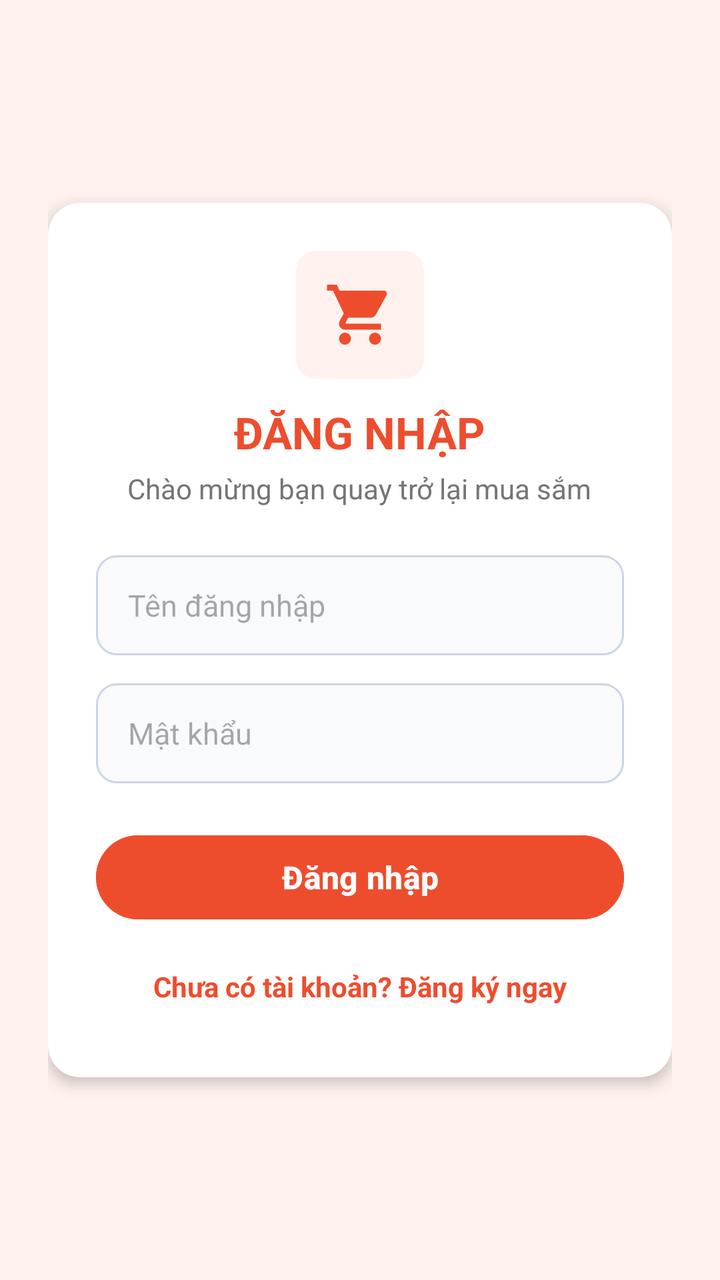
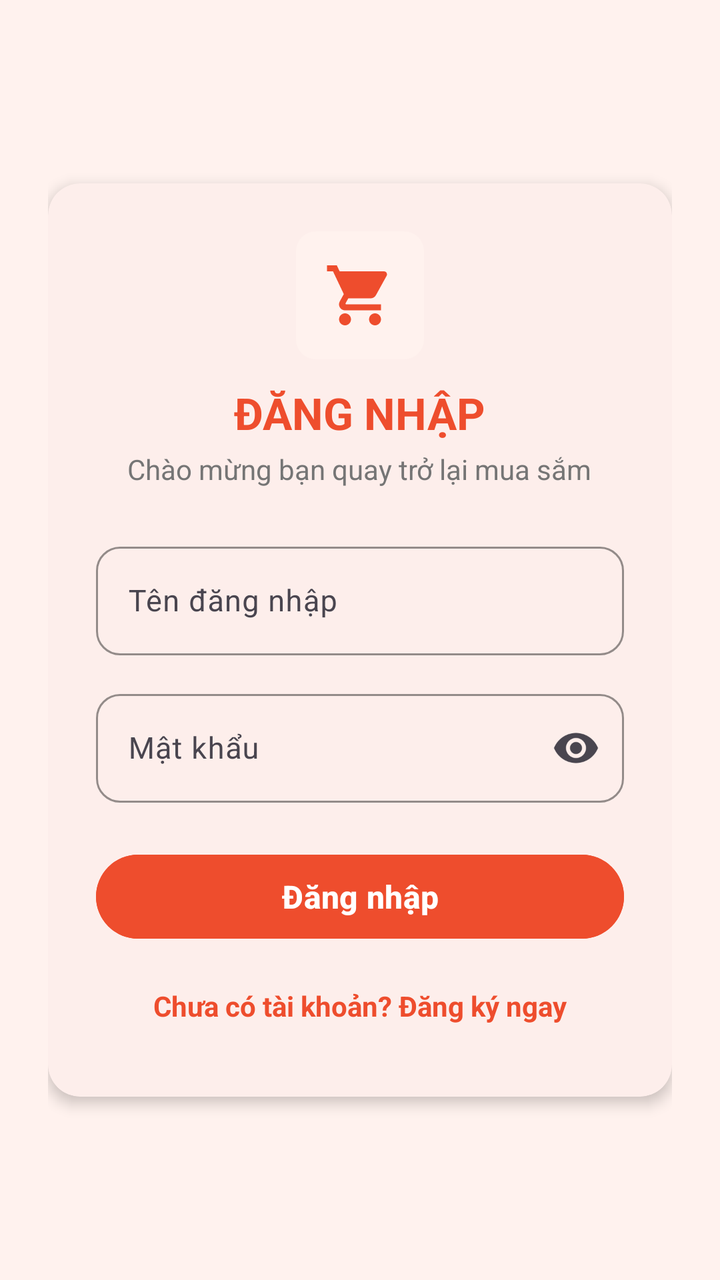

An Android layout rendered at two revisions. The XML below is the earlier revision; the diff shows what the commit changed to produce the second picture.
<!-- AndroidManifest.xml: application theme Theme.LoginPage -->
<!-- res/layout/activity_main.xml -->
<?xml version="1.0" encoding="utf-8"?>
<LinearLayout xmlns:android="http://schemas.android.com/apk/res/android"
    xmlns:app="http://schemas.android.com/apk/res-auto"
    xmlns:tools="http://schemas.android.com/tools"
    android:id="@+id/main"
    android:layout_width="match_parent"
    android:layout_height="match_parent"
    android:orientation="vertical"
    android:gravity="center"
    android:background="#FFF2EE"
    android:padding="24dp"
    tools:context=".MainActivity">

    
    <androidx.cardview.widget.CardView
        android:layout_width="match_parent"
        android:layout_height="wrap_content"
        app:cardCornerRadius="16dp"
        app:cardElevation="4dp"
        app:cardBackgroundColor="#FFFFFF">

        <LinearLayout
            android:layout_width="match_parent"
            android:layout_height="wrap_content"
            android:orientation="vertical"
            android:gravity="center_horizontal"
            android:padding="24dp">

            <ImageView
                android:layout_width="64dp"
                android:layout_height="64dp"
                android:background="@drawable/bg_icon_box"
                android:padding="14dp"
                android:src="@drawable/ic_cart_white"
                app:tint="#EE4D2D"
                android:layout_marginBottom="12dp" />

            <TextView
                android:layout_width="wrap_content"
                android:layout_height="wrap_content"
                android:text="ĐĂNG NHẬP"
                android:textSize="22sp"
                android:textStyle="bold"
                android:textColor="#EE4D2D" />

            <TextView
                android:layout_width="wrap_content"
                android:layout_height="wrap_content"
                android:text="Chào mừng bạn quay trở lại mua sắm"
                android:textSize="14sp"
                android:textColor="#757575"
                android:layout_marginTop="4dp"
                android:layout_marginBottom="24dp" />

            <EditText
                android:id="@+id/edtUsername"
                android:layout_width="match_parent"
                android:layout_height="50dp"
                android:background="@drawable/bg_input"
                android:hint="Tên đăng nhập"
                android:paddingHorizontal="16dp"
                android:inputType="text"
                android:textSize="15sp"
                android:layout_marginBottom="14dp" />

            <EditText
                android:id="@+id/edtPassword"
                android:layout_width="match_parent"
                android:layout_height="50dp"
                android:background="@drawable/bg_input"
                android:hint="Mật khẩu"
                android:paddingHorizontal="16dp"
                android:inputType="textPassword"
                android:textSize="15sp"
                android:layout_marginBottom="22dp" />

            <Button
                android:id="@+id/btnLogin"
                android:layout_width="match_parent"
                android:layout_height="50dp"
                android:text="Đăng nhập"
                android:textSize="16sp"
                android:textStyle="bold"
                android:textColor="#FFFFFF"
                android:backgroundTint="#EE4D2D" />

            <TextView
                android:id="@+id/tvGoRegister"
                android:layout_width="wrap_content"
                android:layout_height="wrap_content"
                android:text="Chưa có tài khoản? Đăng ký ngay"
                android:textColor="#EE4D2D"
                android:textStyle="bold"
                android:padding="12dp"
                android:layout_marginTop="8dp" />

        </LinearLayout>
    </androidx.cardview.widget.CardView>

</LinearLayout>
<!-- resources referenced by this layout -->
<resources>
  <!-- drawable bg_icon_box (drawable) -->
  <?xml version="1.0" encoding="utf-8"?>
  <shape xmlns:android="http://schemas.android.com/apk/res/android"
      android:shape="rectangle">
      <solid android:color="#FFF2EE" />
      <corners android:radius="10dp" />
  </shape>
  <!-- drawable bg_input (drawable) -->
  <?xml version="1.0" encoding="utf-8"?>
  <shape xmlns:android="http://schemas.android.com/apk/res/android"
      android:shape="rectangle">
      <solid android:color="#F8FAFC" />
      <stroke
          android:width="1dp"
          android:color="#CBD5E1" />
      <corners android:radius="10dp" />
  </shape>
  <!-- drawable ic_cart_white (drawable) -->
  <?xml version="1.0" encoding="utf-8"?>
  <vector xmlns:android="http://schemas.android.com/apk/res/android"
      android:width="24dp"
      android:height="24dp"
      android:viewportWidth="24"
      android:viewportHeight="24">
      <path
          android:fillColor="#FFFFFF"
          android:pathData="M7,18c-1.1,0 -1.99,0.9 -1.99,2S5.9,22 7,22s2,-0.9 2,-2 -0.9,-2 -2,-2zM1,2v2h2l3.6,7.59 -1.35,2.45c-0.16,0.28 -0.25,0.61 -0.25,0.96 0,1.1 0.9,2 2,2h12v-2H7.42c-0.14,0 -0.25,-0.11 -0.25,-0.25l0.03,-0.12 0.9,-1.63h7.45c0.75,0 1.41,-0.41 1.75,-1.03l3.58,-6.49c0.08,-0.14 0.12,-0.31 0.12,-0.48 0,-0.55 -0.45,-1 -1,-1H5.21l-0.94,-2H1zM17,18c-1.1,0 -1.99,0.9 -1.99,2s0.89,2 1.99,2 2,-0.9 2,-2 -0.9,-2 -2,-2z" />
  </vector>
  <style name="Theme.LoginPage" parent="Base.Theme.LoginPage" />
  <style name="Base.Theme.LoginPage" parent="Theme.Material3.DayNight.NoActionBar">
          
          
      </style>
</resources>

<!-- the commit's change to res/layout/activity_main.xml (unified diff, before → after) -->
@@ -7,17 +7,17 @@
     android:layout_height="match_parent"
     android:orientation="vertical"
     android:gravity="center"
-    android:background="#FFF2EE"
+    android:background="@color/shopee_orange_light"
     android:padding="24dp"
-    tools:context=".MainActivity">
+    tools:context=".ui.auth.MainActivity">
 
     
-    <androidx.cardview.widget.CardView
+    <com.google.android.material.card.MaterialCardView style="@style/AppCard"
         android:layout_width="match_parent"
         android:layout_height="wrap_content"
         app:cardCornerRadius="16dp"
         app:cardElevation="4dp"
-        app:cardBackgroundColor="#FFFFFF">
+        app:cardBackgroundColor="@color/white">
 
         <LinearLayout
             android:layout_width="match_parent"
@@ -32,7 +32,7 @@
                 android:background="@drawable/bg_icon_box"
                 android:padding="14dp"
                 android:src="@drawable/ic_cart_white"
-                app:tint="#EE4D2D"
+                app:tint="@color/shopee_orange"
                 android:layout_marginBottom="12dp" />
 
             <TextView
@@ -41,38 +41,53 @@
                 android:text="ĐĂNG NHẬP"
                 android:textSize="22sp"
                 android:textStyle="bold"
-                android:textColor="#EE4D2D" />
+                android:textColor="@color/shopee_orange" />
 
             <TextView
                 android:layout_width="wrap_content"
                 android:layout_height="wrap_content"
                 android:text="Chào mừng bạn quay trở lại mua sắm"
                 android:textSize="14sp"
-                android:textColor="#757575"
+                android:textColor="@color/text_secondary"
                 android:layout_marginTop="4dp"
                 android:layout_marginBottom="24dp" />
 
-            <EditText
-                android:id="@+id/edtUsername"
+            <com.google.android.material.textfield.TextInputLayout
+                android:id="@+id/usernameInputLayout"
+                style="@style/AuthTextInputLayout"
                 android:layout_width="match_parent"
-                android:layout_height="50dp"
-                android:background="@drawable/bg_input"
-                android:hint="Tên đăng nhập"
-                android:paddingHorizontal="16dp"
-                android:inputType="text"
-                android:textSize="15sp"
-                android:layout_marginBottom="14dp" />
+                android:layout_height="wrap_content"
+                android:layout_marginBottom="14dp"
+                android:hint="Tên đăng nhập">
 
-            <EditText
-                android:id="@+id/edtPassword"
+                <com.google.android.material.textfield.TextInputEditText
+                    android:id="@+id/edtUsername"
+                    android:layout_width="match_parent"
+                    android:layout_height="wrap_content"
+                    android:inputType="text"
+                    android:singleLine="true"
+                    android:textSize="15sp"
+                    android:autofillHints="username" />
+            </com.google.android.material.textfield.TextInputLayout>
+
+            <com.google.android.material.textfield.TextInputLayout
+                android:id="@+id/passwordInputLayout"
+                style="@style/AuthTextInputLayout"
                 android:layout_width="match_parent"
-                android:layout_height="50dp"
-                android:background="@drawable/bg_input"
+                android:layout_height="wrap_content"
+                android:layout_marginBottom="22dp"
                 android:hint="Mật khẩu"
-                android:paddingHorizontal="16dp"
-                android:inputType="textPassword"
-                android:textSize="15sp"
-                android:layout_marginBottom="22dp" />
+                app:endIconMode="password_toggle">
+
+                <com.google.android.material.textfield.TextInputEditText
+                    android:id="@+id/edtPassword"
+                    android:layout_width="match_parent"
+                    android:layout_height="wrap_content"
+                    android:inputType="textPassword"
+                    android:singleLine="true"
+                    android:textSize="15sp"
+                    android:autofillHints="password" />
+            </com.google.android.material.textfield.TextInputLayout>
 
             <Button
                 android:id="@+id/btnLogin"
@@ -81,20 +96,20 @@
                 android:text="Đăng nhập"
                 android:textSize="16sp"
                 android:textStyle="bold"
-                android:textColor="#FFFFFF"
-                android:backgroundTint="#EE4D2D" />
+                android:textColor="@color/white"
+                android:backgroundTint="@color/shopee_orange" />
 
             <TextView
                 android:id="@+id/tvGoRegister"
                 android:layout_width="wrap_content"
                 android:layout_height="wrap_content"
                 android:text="Chưa có tài khoản? Đăng ký ngay"
-                android:textColor="#EE4D2D"
+                android:textColor="@color/shopee_orange"
                 android:textStyle="bold"
                 android:padding="12dp"
                 android:layout_marginTop="8dp" />
 
         </LinearLayout>
-    </androidx.cardview.widget.CardView>
+    </com.google.android.material.card.MaterialCardView>
 
 </LinearLayout>
<!-- resource entries referenced after the edit -->
@@ -1,20 +1,14 @@
 <!-- resources referenced by this layout -->
 <resources>
+  <color name="shopee_orange">#EE4D2D</color>
+  <color name="shopee_orange_light">#FFF2EE</color>
+  <color name="text_secondary">#757575</color>
+  <color name="white">#FFFFFFFF</color>
   <!-- drawable bg_icon_box (drawable) -->
   <?xml version="1.0" encoding="utf-8"?>
   <shape xmlns:android="http://schemas.android.com/apk/res/android"
       android:shape="rectangle">
-      <solid android:color="#FFF2EE" />
-      <corners android:radius="10dp" />
-  </shape>
-  <!-- drawable bg_input (drawable) -->
-  <?xml version="1.0" encoding="utf-8"?>
-  <shape xmlns:android="http://schemas.android.com/apk/res/android"
-      android:shape="rectangle">
-      <solid android:color="#F8FAFC" />
-      <stroke
-          android:width="1dp"
-          android:color="#CBD5E1" />
+      <solid android:color="@color/shopee_orange_light" />
       <corners android:radius="10dp" />
   </shape>
   <!-- drawable ic_cart_white (drawable) -->
@@ -25,13 +19,28 @@
       android:viewportWidth="24"
       android:viewportHeight="24">
       <path
-          android:fillColor="#FFFFFF"
+          android:fillColor="@color/white"
           android:pathData="M7,18c-1.1,0 -1.99,0.9 -1.99,2S5.9,22 7,22s2,-0.9 2,-2 -0.9,-2 -2,-2zM1,2v2h2l3.6,7.59 -1.35,2.45c-0.16,0.28 -0.25,0.61 -0.25,0.96 0,1.1 0.9,2 2,2h12v-2H7.42c-0.14,0 -0.25,-0.11 -0.25,-0.25l0.03,-0.12 0.9,-1.63h7.45c0.75,0 1.41,-0.41 1.75,-1.03l3.58,-6.49c0.08,-0.14 0.12,-0.31 0.12,-0.48 0,-0.55 -0.45,-1 -1,-1H5.21l-0.94,-2H1zM17,18c-1.1,0 -1.99,0.9 -1.99,2s0.89,2 1.99,2 2,-0.9 2,-2 -0.9,-2 -2,-2z" />
   </vector>
+  <style name="AppCard" parent="Widget.Material3.CardView.Elevated">
+          <item name="cardBackgroundColor">@color/white</item>
+          <item name="cardCornerRadius">12dp</item>
+          <item name="cardElevation">2dp</item>
+      </style>
+  <style name="AuthTextInputLayout" parent="Widget.Material3.TextInputLayout.OutlinedBox">
+          <item name="boxStrokeColor">@color/shopee_orange</item>
+          <item name="boxCornerRadiusTopStart">12dp</item>
+          <item name="boxCornerRadiusTopEnd">12dp</item>
+          <item name="boxCornerRadiusBottomStart">12dp</item>
+          <item name="boxCornerRadiusBottomEnd">12dp</item>
+      </style>
   <style name="Theme.LoginPage" parent="Base.Theme.LoginPage" />
   <style name="Base.Theme.LoginPage" parent="Theme.Material3.DayNight.NoActionBar">
-          
-          
+          <item name="colorPrimary">@color/shopee_orange</item>
+          <item name="colorOnPrimary">@color/white</item>
+          <item name="colorSurface">@color/white</item>
+          <item name="colorOnSurface">@color/text_primary</item>
       </style>
+  <color name="text_primary">#222222</color>
 </resources>
 
